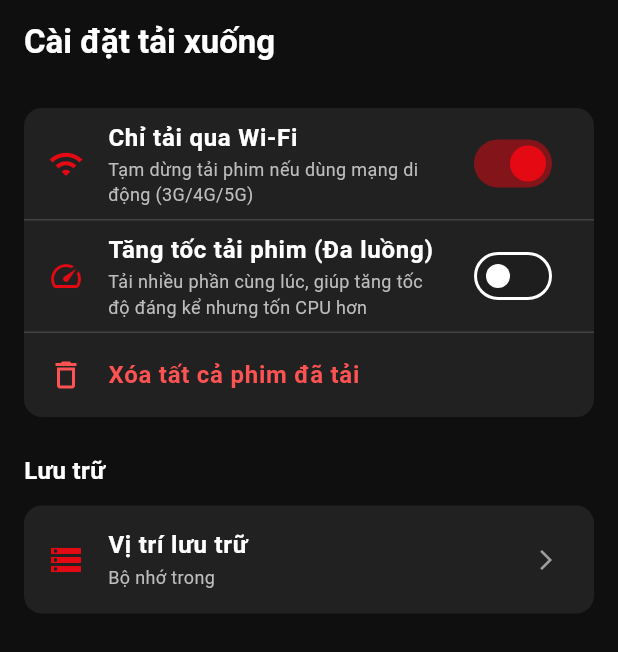
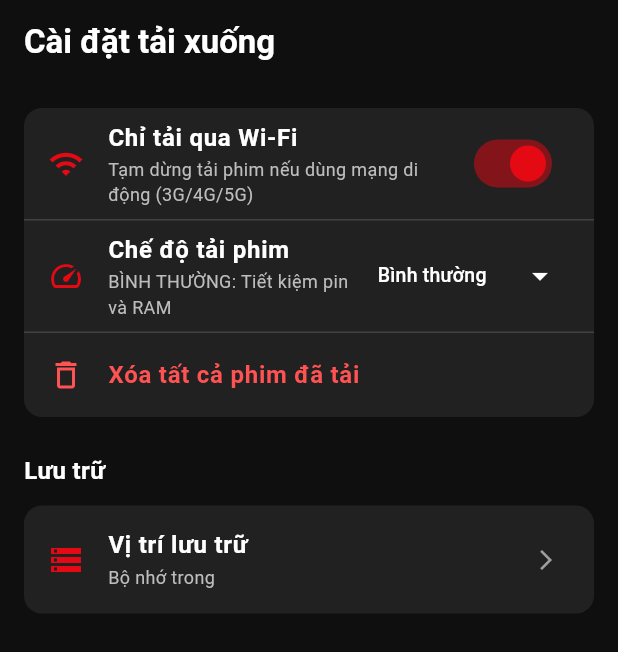
Before and after one commit to tuilakhoa/PhimTop1-CMS, a Flutter app: the DownloadSettingsScreen screen opened by its route, on a phone screen of 412 x 824 dp. Shown: the top 652 px of the screen. Run offline on Flutter 3.47's test engine with Material 3 defaults, Android fonts, the phone set to English and light mode, and no system bars; our stand-ins replace app_links, cached_network_image, chewie, connectivity_plus, dio, firebase_analytics and 13 more; missing offline and left inert: flutter_background, home_widget, network_info_plus, simple_pip_mode; accounts and stored records are empty.

Commit message:
feat(app): upgrade download settings with extreme bandwidth mode

```diff
--- a/phimtop1_flutter/lib/providers/download_provider.dart
+++ b/phimtop1_flutter/lib/providers/download_provider.dart
@@ -280,8 +280,12 @@ class DownloadProvider extends ChangeNotifier {
       }
 
       final prefs = await SharedPreferences.getInstance();
-      final bool multiThread = prefs.getBool('multi_thread_download') ?? false;
-      int maxConcurrent = multiThread ? 5 : 1;
+      int threadLevel = prefs.getInt('download_thread_level') ?? 0;
+      if (threadLevel == 0) {
+        bool multiThread = prefs.getBool('multi_thread_download') ?? false;
+        threadLevel = multiThread ? 5 : 1;
+      }
+      int maxConcurrent = threadLevel;
 
       List<String> newM3u8Lines = [];
       List<Map<String, dynamic>> segmentsToDownload = [];
--- a/phimtop1_flutter/lib/screens/download_settings_screen.dart
+++ b/phimtop1_flutter/lib/screens/download_settings_screen.dart
@@ -143,21 +143,49 @@ class _DownloadSettingsScreenState extends State<DownloadSettingsScreen> {
                   ),
                 ),
                 Divider(color: isDark ? Colors.grey[800] : Colors.grey[300], height: 1),
-                FutureBuilder<bool>(
-                  future: SharedPreferences.getInstance().then((prefs) => prefs.getBool('multi_thread_download') ?? false),
+                FutureBuilder<int>(
+                  future: SharedPreferences.getInstance().then((prefs) {
+                     int level = prefs.getInt('download_thread_level') ?? 0;
+                     if (level == 0) {
+                        bool oldBool = prefs.getBool('multi_thread_download') ?? false;
+                        level = oldBool ? 5 : 1;
+                     }
+                     return level;
+                  }),
                   builder: (context, snapshot) {
-                    bool multiThread = snapshot.data ?? false;
+                    int threadLevel = snapshot.data ?? 1;
                     return ListTile(
-                      leading: Icon(Icons.speed, color: Theme.of(context).primaryColor),
-                      title: Text('Tăng tốc tải phim (Đa luồng)', style: TextStyle(color: textColor, fontWeight: FontWeight.bold)),
-                      subtitle: Text('Tải nhiều phần cùng lúc, giúp tăng tốc độ đáng kể nhưng tốn CPU hơn', style: TextStyle(color: isDark ? Colors.grey[400] : Colors.grey[600], fontSize: 12)),
-                      trailing: Switch(
-                        value: multiThread,
-                        activeColor: Theme.of(context).primaryColor,
+                      leading: Icon(
+                        threadLevel == 15 ? Icons.rocket_launch : Icons.speed,
+                        color: threadLevel == 15 ? Colors.redAccent : Theme.of(context).primaryColor
+                      ),
+                      title: Text('Chế độ tải phim', style: TextStyle(color: textColor, fontWeight: FontWeight.bold)),
+                      subtitle: Text(
+                        threadLevel == 15 ? 'DỒN TOÀN LỰC: Max băng thông, có thể nóng máy' :
+                        threadLevel == 5 ? 'TỐC ĐỘ CAO: Nhanh nhưng vẫn ổn định' :
+                        'BÌNH THƯỜNG: Tiết kiệm pin và RAM',
+                        style: TextStyle(
+                          color: threadLevel == 15 ? Colors.redAccent : (isDark ? Colors.grey[400] : Colors.grey[600]),
+                          fontSize: 12,
+                          fontWeight: threadLevel == 15 ? FontWeight.bold : FontWeight.normal
+                        )
+                      ),
+                      trailing: DropdownButton<int>(
+                        value: threadLevel,
+                        dropdownColor: cardColor,
+                        underline: const SizedBox(),
+                        icon: Icon(Icons.arrow_drop_down, color: textColor),
+                        items: [
+                          DropdownMenuItem(value: 1, child: Text('Bình thường', style: TextStyle(color: textColor, fontSize: 13))),
+                          DropdownMenuItem(value: 5, child: Text('Tốc độ cao', style: TextStyle(color: textColor, fontSize: 13))),
+                          DropdownMenuItem(value: 15, child: Text('Max băng thông', style: TextStyle(color: Colors.redAccent, fontSize: 13, fontWeight: FontWeight.bold))),
+                        ],
                         onChanged: (val) async {
-                          final prefs = await SharedPreferences.getInstance();
-                          await prefs.setBool('multi_thread_download', val);
-                          setState(() {}); // trigger rebuild
+                          if (val != null) {
+                            final prefs = await SharedPreferences.getInstance();
+                            await prefs.setInt('download_thread_level', val);
+                            setState(() {}); // trigger rebuild
+                          }
                         },
                       ),
                     );
```
